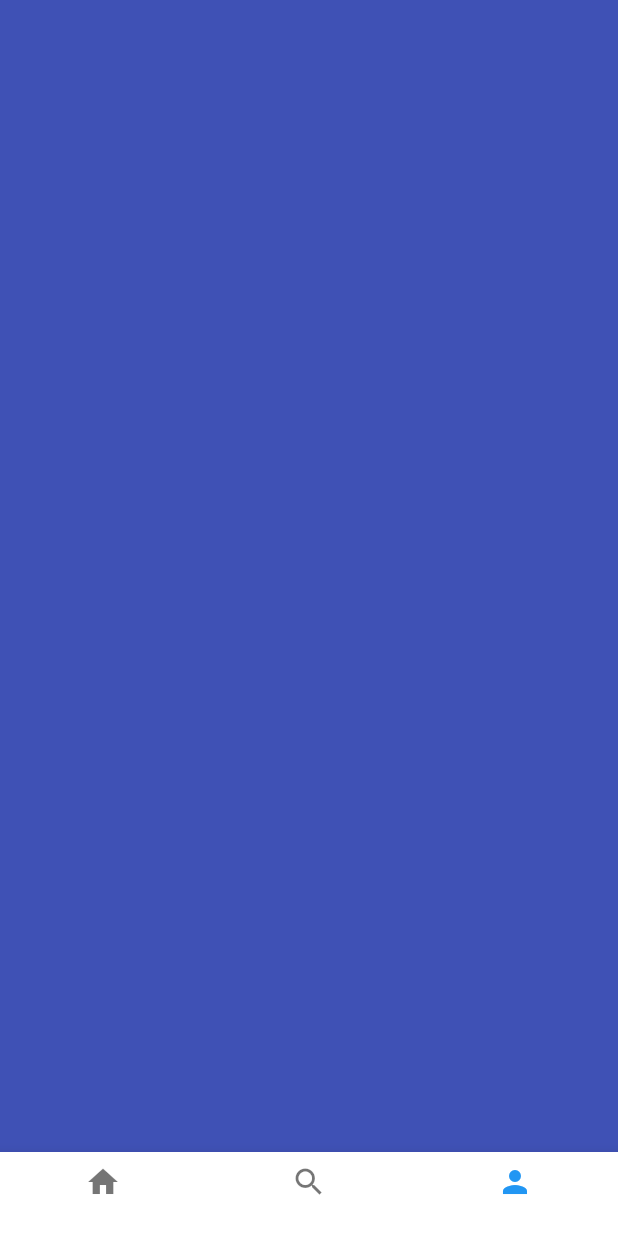
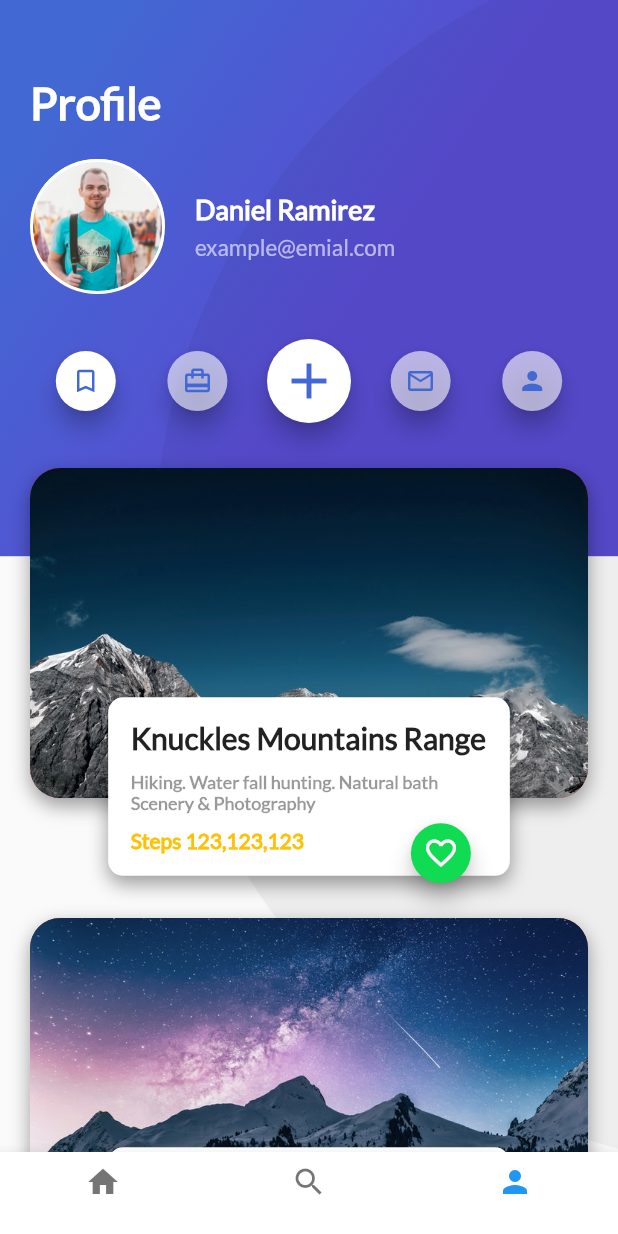
Before and after one commit to daniel-0318/platzi-course-flutter-template, a Flutter app: the screen it shows after launch, item 3 of the bottom bar chosen, on a phone screen of 412 x 824 dp. Run offline on Flutter 3.47's test engine with Material 2 defaults, Android fonts, the phone set to English and light mode, and no system bars.

Commit message:
profile section implemented

```diff
--- /dev/null
+++ b/lib/models/place.dart
@@ -0,0 +1,8 @@
+class InfoPlace {
+  String place;
+  String where;
+  String type;
+  String steps;
+
+  InfoPlace(this.place, this.where, this.type, this.steps);
+}
--- a/lib/platzi_trips.dart
+++ b/lib/platzi_trips.dart
@@ -1,7 +1,7 @@
 import 'package:flutter/material.dart';
 import 'home_trips.dart';
 import 'search_trips.dart';
-import 'profile.dart';
+import 'profile/profile.dart';
 
 class PlatziTrips extends StatefulWidget{
   @override
--- a/lib/profile.dart
+++ /dev/null
@@ -1,12 +0,0 @@
-import 'package:flutter/material.dart';
-
-class Profile extends StatelessWidget{
-  @override
-  Widget build(BuildContext context) {
-    // TODO: implement build
-    return Container(
-      color: Colors.indigo,
-    );
-  }
-
-}
--- /dev/null
+++ b/lib/profile/header/buttons_bar.dart
@@ -0,0 +1,25 @@
+import 'package:flutter/material.dart';
+import 'circle_button.dart';
+
+class ButtonsBar extends StatelessWidget {
+
+  @override
+  Widget build(BuildContext context) {
+    return Padding(
+        padding: EdgeInsets.symmetric(
+            horizontal: 0.0,
+            vertical: 10.0
+        ),
+        child: Row(
+          children: <Widget>[
+            CircleButton(true, Icons.turned_in_not, 20.0, Color.fromRGBO(255, 255, 255, 1)),
+            CircleButton(true, Icons.card_travel, 20.0, Color.fromRGBO(255, 255, 255, 0.6)),
+            CircleButton(false, Icons.add, 40.0, Color.fromRGBO(255, 255, 255, 1)),
+            CircleButton(true, Icons.mail_outline, 20.0, Color.fromRGBO(255, 255, 255, 0.6)),
+            CircleButton(true, Icons.person, 20.0, Color.fromRGBO(255, 255, 255, 0.6))
+          ],
+        )
+    );
+  }
+
+}
--- /dev/null
+++ b/lib/profile/header/circle_button.dart
@@ -0,0 +1,45 @@
+import 'package:flutter/material.dart';
+
+class CircleButton extends StatefulWidget {
+
+
+  bool mini;
+  var icon;
+  double iconSize;
+  var color;
+
+  CircleButton(this.mini, this.icon, this.iconSize, this.color);
+
+  @override
+  State<StatefulWidget> createState() {
+    return _CircleButton();
+
+  }
+
+}
+
+
+class _CircleButton extends State<CircleButton> {
+  @override
+
+  void onPressedButton() {
+
+  }
+
+  Widget build(BuildContext context) {
+    // TODO: implement build
+    return Expanded(
+        child: FloatingActionButton(
+          backgroundColor: widget.color,
+          mini: widget.mini,
+          onPressed: onPressedButton,
+          child: Icon(
+            widget.icon,
+            size: widget.iconSize,
+            color: Color(0xFF4268D3),
+          ),
+        )
+    );
+  }
+
+}
--- /dev/null
+++ b/lib/profile/header/header_profile.dart
@@ -0,0 +1,41 @@
+import 'package:flutter/material.dart';
+import 'user_info.dart';
+import 'buttons_bar.dart';
+
+class HeaderProfile extends StatelessWidget{
+  @override
+
+  Widget build(BuildContext context) {
+    // TODO: implement build
+
+    final title = Text(
+      'Profile',
+      style: TextStyle(
+          fontFamily: 'Lato',
+          color: Colors.white,
+          fontWeight: FontWeight.bold,
+          fontSize: 30.0
+      ),
+    );
+
+    return Container(
+      margin: EdgeInsets.only(
+          left: 20.0,
+          right: 20.0,
+          top: 50.0
+      ),
+      child: Column(
+        children: <Widget>[
+          Row(
+            children: <Widget>[
+              title
+            ],
+          ),
+          UserInfo('assets/img/people.jpg', 'Daniel Ramirez','example@emial.com'),
+          ButtonsBar()
+        ],
+      ),
+    );
+  }
+
+}
--- /dev/null
+++ b/lib/profile/header/profile_background.dart
@@ -0,0 +1,39 @@
+import 'package:flutter/material.dart';
+
+class ProfileBackground extends StatelessWidget {
+  @override
+  Widget build(BuildContext context) {
+    double screenHeight = MediaQuery.of(context).size.height;
+    double screenWidth = MediaQuery.of(context).size.width;
+
+    return Container(
+      width: screenWidth,
+      height: screenHeight  * 0.45,
+      decoration: BoxDecoration(
+          gradient: LinearGradient(
+              colors: [
+                Color(0xFF4268D3),
+                Color(0xFF584CD1)
+              ],
+              begin: FractionalOffset(0.2, 0.0),
+              end: FractionalOffset(1.0, 0.6),
+              stops: [0.0, 0.6],
+              tileMode: TileMode.clamp
+          )
+      ),
+      child: FittedBox(
+        fit: BoxFit.none,
+        alignment: Alignment(-1.5, -0.8),
+        child: Container(
+          width: screenHeight,
+          height: screenHeight,
+          decoration: BoxDecoration(
+              color: Color.fromRGBO(0, 0, 0, 0.05),
+              borderRadius: BorderRadius.circular(screenHeight / 2)
+          ),
+        ),
+      ),
+    );
+  }
+
+}
--- /dev/null
+++ b/lib/profile/header/user_info.dart
@@ -0,0 +1,80 @@
+import 'package:flutter/material.dart';
+
+class UserInfo extends StatelessWidget{
+
+  String imgProfile;
+  String name;
+  String email;
+
+  UserInfo(this.imgProfile, this.name, this.email);
+
+  @override
+  Widget build(BuildContext context) {
+    // TODO: implement build
+
+    final userPhoto = Container(
+      width: 90.0,
+      height: 90.0,
+      margin: EdgeInsets.only(
+          right: 20.0
+      ),
+      decoration: BoxDecoration(
+          border: Border.all(
+              color: Colors.white,
+              width: 2.0,
+              style: BorderStyle.solid
+          ),
+          shape: BoxShape.circle,
+          image: DecorationImage(
+              fit: BoxFit.cover,
+              image: AssetImage(imgProfile)
+          )
+      ),
+    );
+
+    final userInfo = Column(
+      crossAxisAlignment: CrossAxisAlignment.start,
+      children: <Widget>[
+        Container(
+            margin: EdgeInsets.only(
+                bottom: 5.0
+            ),
+            child: Text(
+                name,
+                style: TextStyle(
+                  fontSize: 18.0,
+                  fontWeight: FontWeight.bold,
+                  color: Colors.white,
+                  fontFamily: 'Lato',
+                )
+            )
+        ),
+        Text(
+            email,
+            style: TextStyle(
+                fontSize: 15.0,
+                color: Colors.white60,
+                fontFamily: 'Lato'
+            )
+        ),
+      ],
+    );
+
+    return Container(
+      margin: EdgeInsets.symmetric(
+          vertical: 20.0,
+          horizontal: 0.0
+      ),
+      child: Row(
+        children: <Widget>[
+          userPhoto,
+          userInfo
+        ],
+      ),
+    );
+
+
+
+  }
+
+}
--- /dev/null
+++ b/lib/profile/places/place.dart
@@ -0,0 +1,48 @@
+import 'package:flutter/material.dart';
+import 'place_info.dart';
+import 'package:platzi_template/models/place.dart';
+
+
+class Place extends StatelessWidget {
+
+  String image;
+  InfoPlace infoPlace;
+
+  Place(this.image, this.infoPlace);
+
+  @override
+  Widget build(BuildContext context) {
+
+    final photoCard = Container(
+      margin: EdgeInsets.only(
+          top: 10.0,
+          bottom: 70.0
+      ),
+      height: 220.0,
+      decoration: BoxDecoration(
+          image: DecorationImage(
+              fit: BoxFit.cover,
+              image: AssetImage(image)
+          ),
+          borderRadius: BorderRadius.all(Radius.circular(20.0)),
+          color: Colors.red,
+          boxShadow: <BoxShadow>[
+            BoxShadow(
+                color: Colors.black38,
+                blurRadius: 10.0,
+                offset: Offset(0.0, 5.0)
+            )
+          ]
+      ),
+    );
+
+    return Stack(
+      alignment: Alignment(0.0, 0.8),
+      children: <Widget>[
+        photoCard,
+        PlaceInfo(infoPlace)
+      ],
+    );
+  }
+
+}
--- /dev/null
+++ b/lib/profile/places/place_info.dart
@@ -0,0 +1,98 @@
+import 'package:flutter/material.dart';
+import 'package:platzi_template/models/place.dart';
+import 'package:platzi_template/floating_button_green.dart';
+
+class PlaceInfo extends StatelessWidget {
+
+  InfoPlace placeInfo;
+
+  PlaceInfo(this.placeInfo);
+
+  @override
+  Widget build(BuildContext context) {
+    double screenWidth = MediaQuery.of(context).size.width;
+
+    final place = Text(
+      this.placeInfo.place,
+      style: TextStyle(
+          fontFamily: 'Lato',
+          fontSize: 20.0,
+          fontWeight: FontWeight.bold
+      ),
+    );
+
+    final placeInfo = Padding(
+        padding: EdgeInsets.symmetric(
+            vertical: 10.0
+        ),
+        child: Column(
+            crossAxisAlignment: CrossAxisAlignment.start,
+            children: <Widget>[
+              Text(
+                this.placeInfo.where,
+                style: TextStyle(
+                    color: Color.fromRGBO(0, 0, 0, 0.4),
+                    fontFamily: 'Lato',
+                    fontSize: 12.0,
+                    fontWeight: FontWeight.bold
+                ),
+              ),
+              Text(
+                this.placeInfo.type,
+                style: TextStyle(
+                    color: Color.fromRGBO(0, 0, 0, 0.4),
+                    fontFamily: 'Lato',
+                    fontSize: 12.0,
+                    fontWeight: FontWeight.bold
+                ),
+              )
+            ]
+        )
+    );
+
+    final steps = Text(
+      'Steps ${this.placeInfo.steps}',
+      style: TextStyle(
+          fontFamily: 'Lato',
+          fontSize: 14.0,
+          fontWeight: FontWeight.bold,
+          color: Colors.amber
+      ),
+    );
+
+    final card = Container(
+      width: screenWidth * 0.65,
+      decoration: BoxDecoration(
+          borderRadius: BorderRadius.all(Radius.circular(10.0)),
+          color: Colors.white,
+          boxShadow: <BoxShadow>[
+            BoxShadow(
+                color: Colors.black38,
+                blurRadius: 10.0,
+                offset: Offset(0.0, 5.0)
+            )
+          ]
+      ),
+      child: Padding(
+          padding: EdgeInsets.all(15.0),
+          child: Column(
+            crossAxisAlignment: CrossAxisAlignment.start,
+            children: <Widget>[
+              place,
+              placeInfo,
+              steps
+            ],
+          )
+      ),
+    );
+
+    return Stack(
+      alignment: Alignment(0.8, 1.25),
+      children: <Widget>[
+        card,
+        FloatingActionButtonGreen()
+      ],
+    );
+  }
+
+}
--- /dev/null
+++ b/lib/profile/places/places_list.dart
@@ -0,0 +1,28 @@
+import 'package:flutter/material.dart';
+import 'place.dart';
+import 'package:platzi_template/models/place.dart';
+
+class PlacesList extends StatelessWidget {
+
+  InfoPlace info = new InfoPlace('Knuckles Mountains Range', 'Hiking. Water fall hunting. Natural bath', 'Scenery & Photography', '123,123,123');
+  InfoPlace info2 = new InfoPlace('Mountains', 'Hiking. Water fall hunting. Natural bath', 'Scenery & Photography', '321,321,321');
+
+  @override
+  Widget build(BuildContext context) {
+    return Container(
+      margin: EdgeInsets.only(
+          top: 10.0,
+          left: 20.0,
+          right: 20.0,
+          bottom: 10.0
+      ),
+      child: Column(
+        children: <Widget>[
+          Place('assets/img/mountain.jpeg', info),
+          Place('assets/img/mountain_stars.jpeg', info2),
+        ],
+      ),
+    );
+  }
+
+}
--- /dev/null
+++ b/lib/profile/profile.dart
@@ -0,0 +1,25 @@
+import 'package:flutter/material.dart';
+import 'header/header_profile.dart';
+import 'header/profile_background.dart';
+import 'places/places_list.dart';
+
+class Profile extends StatelessWidget{
+  @override
+  Widget build(BuildContext context) {
+    // TODO: implement build
+    return Container(
+      child: Stack(
+        children: <Widget>[
+          ProfileBackground(),
+          ListView(
+            children: [
+              HeaderProfile(),
+              PlacesList()
+            ],
+          )
+        ],
+      ),
+    );
+  }
+
+}
```
Also changed, not shown: pubspec.lock, 1 other file.
